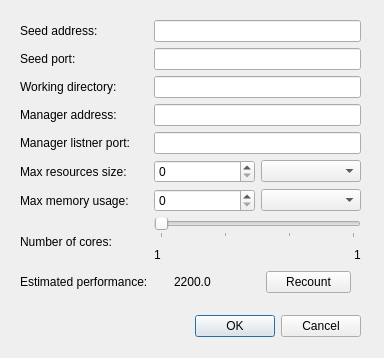
Before: the Qt Designer form poc/golemPy/examples/gnr/ui/ConfigurationDialog.ui in golemfactory/clay, drawn with Qt 5.
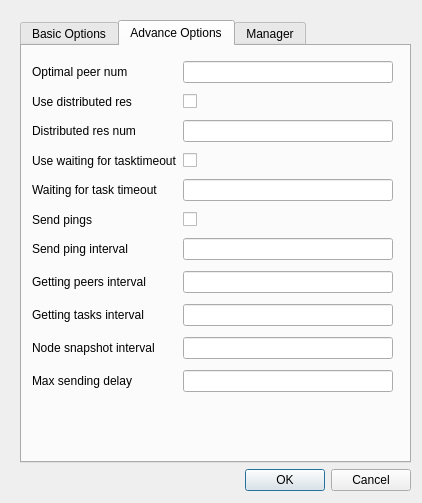
After: the same form once the commit is applied. The open tabs and pages were chosen to show the change.

The edit to the form file:
```diff
--- a/poc/golemPy/examples/gnr/ui/ConfigurationDialog.ui
+++ b/poc/golemPy/examples/gnr/ui/ConfigurationDialog.ui
@@ -6,94 +6,43 @@
    <rect>
     <x>0</x>
     <y>0</y>
-    <width>384</width>
-    <height>358</height>
+    <width>422</width>
+    <height>503</height>
    </rect>
   </property>
   <property name="windowTitle">
    <string>Dialog</string>
   </property>
-  <widget class="QDialogButtonBox" name="buttonBox">
-   <property name="geometry">
-    <rect>
-     <x>20</x>
-     <y>310</y>
-     <width>341</width>
-     <height>32</height>
-    </rect>
-   </property>
-   <property name="locale">
-    <locale language="English" country="UnitedStates"/>
-   </property>
-   <property name="orientation">
-    <enum>Qt::Horizontal</enum>
-   </property>
-   <property name="standardButtons">
-    <set>QDialogButtonBox::Cancel|QDialogButtonBox::Ok</set>
-   </property>
-  </widget>
-  <widget class="QWidget" name="gridLayoutWidget">
+  <widget class="QWidget" name="verticalLayoutWidget">
    <property name="geometry">
     <rect>
      <x>20</x>
      <y>20</y>
-     <width>341</width>
+     <width>391</width>
+     <height>471</height>
+    </rect>
+   </property>
+   <layout class="QVBoxLayout" name="verticalLayout_3">
+    <item>
+     <widget class="QTabWidget" name="tabWidget">
+      <property name="currentIndex">
+       <number>0</number>
+      </property>
+      <widget class="QWidget" name="tab">
+       <attribute name="title">
+        <string>Basic Options</string>
+       </attribute>
+       <widget class="QWidget" name="gridLayoutWidget">
+        <property name="geometry">
+         <rect>
+          <x>10</x>
+          <y>10</y>
+          <width>361</width>
      <height>273</height>
     </rect>
    </property>
    <layout class="QGridLayout" name="gridLayout">
-    <item row="0" column="1">
-     <widget class="QLineEdit" name="hostAddressLineEdit"/>
-    </item>
-    <item row="7" column="0">
-     <widget class="QLabel" name="label_7">
-      <property name="text">
-       <string>Number of cores:</string>
-      </property>
-     </widget>
-    </item>
-    <item row="2" column="1">
-     <widget class="QLineEdit" name="workingDirectoryLineEdit"/>
-    </item>
-    <item row="8" column="0">
-     <widget class="QLabel" name="label_4">
-      <property name="text">
-       <string>Estimated performance:</string>
-      </property>
-     </widget>
-    </item>
-    <item row="0" column="0">
-     <widget class="QLabel" name="label">
-      <property name="text">
-       <string>Seed address:</string>
-      </property>
-     </widget>
-    </item>
-    <item row="8" column="1">
-     <layout class="QHBoxLayout" name="horizontalLayout">
-      <property name="leftMargin">
-       <number>20</number>
-      </property>
-      <property name="rightMargin">
-       <number>10</number>
-      </property>
-      <item>
-       <widget class="QLabel" name="performanceLabel">
-        <property name="text">
-         <string>2200.0</string>
-        </property>
-       </widget>
-      </item>
-      <item>
-       <widget class="QPushButton" name="recountButton">
-        <property name="text">
-         <string>Recount</string>
-        </property>
-       </widget>
-      </item>
-     </layout>
-    </item>
-    <item row="7" column="1">
+         <item row="5" column="1">
      <layout class="QVBoxLayout" name="verticalLayout">
       <item>
        <widget class="QSlider" name="numCoresSlider">
@@ -153,6 +102,57 @@
       </item>
      </layout>
     </item>
+         <item row="0" column="0">
+          <widget class="QLabel" name="label">
+           <property name="text">
+            <string>Seed address:</string>
+           </property>
+          </widget>
+         </item>
+         <item row="6" column="0">
+          <widget class="QLabel" name="label_4">
+           <property name="text">
+            <string>Estimated performance:</string>
+           </property>
+          </widget>
+         </item>
+         <item row="2" column="1">
+          <widget class="QLineEdit" name="workingDirectoryLineEdit"/>
+         </item>
+         <item row="0" column="1">
+          <widget class="QLineEdit" name="hostAddressLineEdit"/>
+         </item>
+         <item row="5" column="0">
+          <widget class="QLabel" name="label_7">
+           <property name="text">
+            <string>Number of cores:</string>
+           </property>
+          </widget>
+         </item>
+         <item row="6" column="1">
+          <layout class="QHBoxLayout" name="horizontalLayout">
+           <property name="leftMargin">
+            <number>20</number>
+           </property>
+           <property name="rightMargin">
+            <number>10</number>
+           </property>
+           <item>
+            <widget class="QLabel" name="performanceLabel">
+             <property name="text">
+              <string>2200.0</string>
+             </property>
+            </widget>
+           </item>
+           <item>
+            <widget class="QPushButton" name="recountButton">
+             <property name="text">
+              <string>Recount</string>
+             </property>
+            </widget>
+           </item>
+          </layout>
+         </item>
     <item row="2" column="0">
      <widget class="QLabel" name="label_3">
       <property name="text">
@@ -160,13 +160,6 @@
       </property>
      </widget>
     </item>
-    <item row="4" column="0">
-     <widget class="QLabel" name="label_6">
-      <property name="text">
-       <string>Manager listner port:</string>
-      </property>
-     </widget>
-    </item>
     <item row="1" column="1">
      <widget class="QLineEdit" name="hostIPLineEdit"/>
     </item>
@@ -177,17 +170,14 @@
       </property>
      </widget>
     </item>
-    <item row="4" column="1">
-     <widget class="QLineEdit" name="managerPortLineEdit"/>
-    </item>
-    <item row="5" column="0">
+         <item row="3" column="0">
      <widget class="QLabel" name="label_5">
       <property name="text">
        <string>Max resources size:</string>
       </property>
      </widget>
     </item>
-    <item row="5" column="1">
+         <item row="3" column="1">
      <layout class="QHBoxLayout" name="horizontalLayout_3">
       <item>
        <widget class="QSpinBox" name="maxResourceSizeSpinBox">
@@ -201,7 +191,7 @@
       </item>
      </layout>
     </item>
-    <item row="6" column="0">
+         <item row="4" column="0">
      <layout class="QVBoxLayout" name="verticalLayout_2">
       <item>
        <widget class="QLabel" name="label_8">
@@ -212,7 +202,7 @@
       </item>
      </layout>
     </item>
-    <item row="6" column="1">
+         <item row="4" column="1">
      <layout class="QHBoxLayout" name="horizontalLayout_4">
       <item>
        <widget class="QSpinBox" name="maxMemoryUsageSpinBox">
@@ -226,15 +216,234 @@
       </item>
      </layout>
     </item>
+        </layout>
+       </widget>
+      </widget>
+      <widget class="QWidget" name="widget">
+       <attribute name="title">
+        <string>Advance Options</string>
+       </attribute>
+       <widget class="QWidget" name="gridLayoutWidget_3">
+        <property name="geometry">
+         <rect>
+          <x>10</x>
+          <y>10</y>
+          <width>361</width>
+          <height>351</height>
+         </rect>
+        </property>
+        <layout class="QGridLayout" name="gridLayout_3" rowstretch="0,0,0,0,0,0,0,0,0,0,0" rowminimumheight="10,10,10,10,10,10,10,10,10,10,10">
+         <property name="sizeConstraint">
+          <enum>QLayout::SetDefaultConstraint</enum>
+         </property>
+         <item row="0" column="0">
+          <widget class="QLabel" name="label_10">
+           <property name="text">
+            <string>Optimal peer num</string>
+           </property>
+          </widget>
+         </item>
+         <item row="0" column="1">
+          <widget class="QLineEdit" name="optimalPeerNumLineEdit"/>
+         </item>
+         <item row="1" column="0">
+          <widget class="QLabel" name="label_12">
+           <property name="text">
+            <string>Use distributed res</string>
+           </property>
+          </widget>
+         </item>
+         <item row="6" column="0">
+          <widget class="QLabel" name="label_16">
+           <property name="text">
+            <string>Send ping interval</string>
+           </property>
+          </widget>
+         </item>
+         <item row="4" column="0">
+          <widget class="QLabel" name="label_14">
+           <property name="text">
+            <string>Waiting for task timeout</string>
+           </property>
+          </widget>
+         </item>
+         <item row="1" column="1">
+          <widget class="QCheckBox" name="useDistributedResCheckBox">
+           <property name="text">
+            <string/>
+           </property>
+          </widget>
+         </item>
     <item row="3" column="0">
+          <widget class="QLabel" name="label_13">
+           <property name="text">
+            <string>Use waiting for tasktimeout</string>
+           </property>
+          </widget>
+         </item>
+         <item row="2" column="1">
+          <widget class="QLineEdit" name="distributedResNumLineEdit"/>
+         </item>
+         <item row="2" column="0">
+          <widget class="QLabel" name="label_11">
+           <property name="text">
+            <string>Distributed res num</string>
+           </property>
+          </widget>
+         </item>
+         <item row="4" column="1">
+          <widget class="QLineEdit" name="waitingForTaskTimeoutLineEdit"/>
+         </item>
+         <item row="5" column="0">
+          <widget class="QLabel" name="label_15">
+           <property name="text">
+            <string>Send pings</string>
+           </property>
+          </widget>
+         </item>
+         <item row="8" column="0">
+          <widget class="QLabel" name="label_18">
+           <property name="text">
+            <string>Getting tasks interval</string>
+           </property>
+          </widget>
+         </item>
+         <item row="3" column="1">
+          <widget class="QCheckBox" name="useWaitingForTaskTimeoutCheckBox">
+           <property name="text">
+            <string/>
+           </property>
+          </widget>
+         </item>
+         <item row="7" column="0">
+          <widget class="QLabel" name="label_17">
+           <property name="text">
+            <string>Getting peers interval</string>
+           </property>
+          </widget>
+         </item>
+         <item row="9" column="0">
+          <widget class="QLabel" name="label_19">
+           <property name="text">
+            <string>Node snapshot interval</string>
+           </property>
+          </widget>
+         </item>
+         <item row="10" column="0">
+          <widget class="QLabel" name="label_20">
+           <property name="sizePolicy">
+            <sizepolicy hsizetype="Maximum" vsizetype="Preferred">
+             <horstretch>0</horstretch>
+             <verstretch>0</verstretch>
+            </sizepolicy>
+           </property>
+           <property name="text">
+            <string>Max sending delay</string>
+           </property>
+          </widget>
+         </item>
+         <item row="5" column="1">
+          <widget class="QCheckBox" name="sendPingsCheckBox">
+           <property name="text">
+            <string/>
+           </property>
+          </widget>
+         </item>
+         <item row="6" column="1">
+          <widget class="QLineEdit" name="sendPingsLineEdit"/>
+         </item>
+         <item row="7" column="1">
+          <widget class="QLineEdit" name="gettingPeersLineEdit"/>
+         </item>
+         <item row="8" column="1">
+          <widget class="QLineEdit" name="gettingTasksIntervalLineEdit"/>
+         </item>
+         <item row="9" column="1">
+          <widget class="QLineEdit" name="nodeSnapshotIntervalLineEdit"/>
+         </item>
+         <item row="10" column="1">
+          <widget class="QLineEdit" name="maxSendingDelayLineEdit"/>
+         </item>
+        </layout>
+       </widget>
+      </widget>
+      <widget class="QWidget" name="managerTab">
+       <attribute name="title">
+        <string>Manager</string>
+       </attribute>
+       <widget class="QWidget" name="gridLayoutWidget_2">
+        <property name="geometry">
+         <rect>
+          <x>10</x>
+          <y>10</y>
+          <width>361</width>
+          <height>101</height>
+         </rect>
+        </property>
+        <layout class="QGridLayout" name="gridLayout_2">
+         <item row="0" column="0">
      <widget class="QLabel" name="label_9">
+           <property name="sizePolicy">
+            <sizepolicy hsizetype="Preferred" vsizetype="Maximum">
+             <horstretch>0</horstretch>
+             <verstretch>0</verstretch>
+            </sizepolicy>
+           </property>
       <property name="text">
        <string>Manager address:</string>
       </property>
      </widget>
     </item>
-    <item row="3" column="1">
-     <widget class="QLineEdit" name="managerAddressLineEdit"/>
+         <item row="0" column="1">
+          <widget class="QLineEdit" name="managerAddressLineEdit">
+           <property name="sizePolicy">
+            <sizepolicy hsizetype="Minimum" vsizetype="Fixed">
+             <horstretch>0</horstretch>
+             <verstretch>0</verstretch>
+            </sizepolicy>
+           </property>
+          </widget>
+         </item>
+         <item row="1" column="0">
+          <widget class="QLabel" name="label_6">
+           <property name="sizePolicy">
+            <sizepolicy hsizetype="Maximum" vsizetype="Preferred">
+             <horstretch>0</horstretch>
+             <verstretch>0</verstretch>
+            </sizepolicy>
+           </property>
+           <property name="text">
+            <string>Manager listner port:</string>
+           </property>
+          </widget>
+         </item>
+         <item row="1" column="1">
+          <widget class="QLineEdit" name="managerPortLineEdit">
+           <property name="sizePolicy">
+            <sizepolicy hsizetype="Minimum" vsizetype="Fixed">
+             <horstretch>0</horstretch>
+             <verstretch>0</verstretch>
+            </sizepolicy>
+           </property>
+          </widget>
+         </item>
+        </layout>
+       </widget>
+      </widget>
+     </widget>
+    </item>
+    <item>
+     <widget class="QDialogButtonBox" name="buttonBox">
+      <property name="locale">
+       <locale language="English" country="UnitedStates"/>
+      </property>
+      <property name="orientation">
+       <enum>Qt::Horizontal</enum>
+      </property>
+      <property name="standardButtons">
+       <set>QDialogButtonBox::Cancel|QDialogButtonBox::Ok</set>
+      </property>
+     </widget>
     </item>
    </layout>
   </widget>
```
Lines whose indentation alone changed are shown as unchanged.
